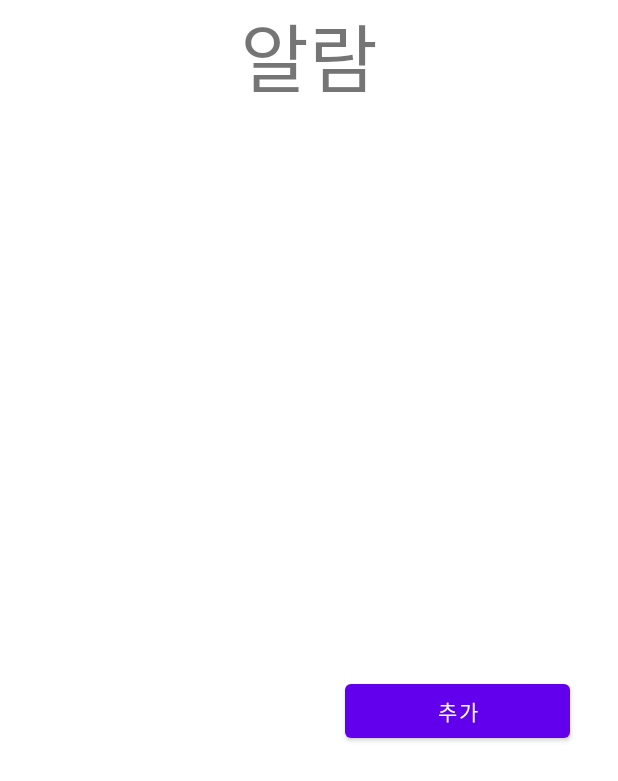
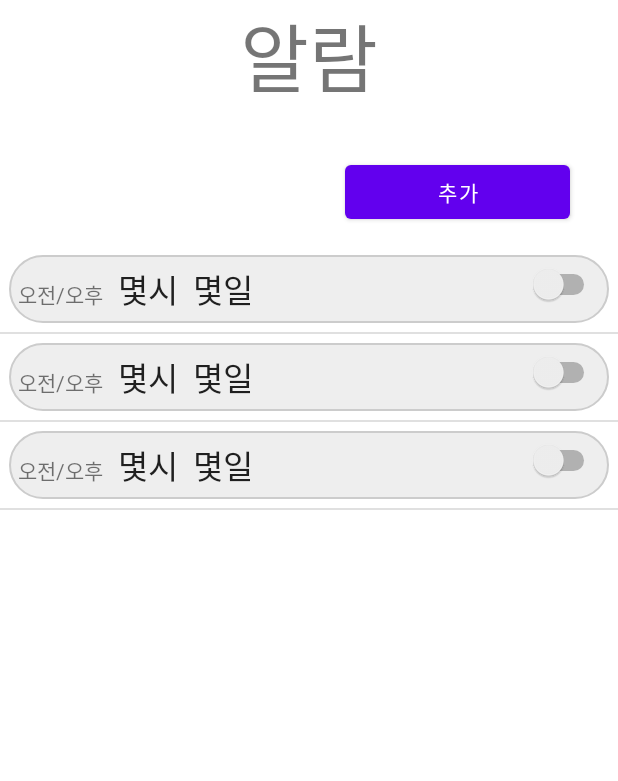
Before and after one commit to euni999/Diary, an Android app: the layout alarm_main.xml on its own in the app's theme, with its tools: preview values and no code run, on a phone screen of 412 x 824 dp. Shown: the top 781 px of the screen. Run offline under Robolectric (Android 15) with nearby library versions, the phone set to English and light mode, and no system bars.

Commit message:
알람 목록 일부분 구현(저장 미구현)

```diff
--- /dev/null
+++ b/app/src/main/res/drawable/round_theme_background.xml
@@ -0,0 +1,9 @@
+<?xml version="1.0" encoding="utf-8"?>
+<shape xmlns:android="http://schemas.android.com/apk/res/android"
+    android:shape="rectangle">
+    <solid android:color="@color/background"/>
+    <!-- 테두리 설정 -->
+    <stroke android:color="@color/stroke" android:width="1dp"/>
+    <!-- corners 태그가 둥글게 보이게 해줌 -->
+    <corners android:radius="70dp"/>
+</shape>
--- a/app/src/main/res/layout/alarm_main.xml
+++ b/app/src/main/res/layout/alarm_main.xml
@@ -1,18 +1,21 @@
 <?xml version="1.0" encoding="utf-8"?>
-<RelativeLayout
+<LinearLayout
     xmlns:android="http://schemas.android.com/apk/res/android"
     xmlns:tools="http://schemas.android.com/tools"
     android:layout_width="match_parent"
     android:layout_height="match_parent"
-    >
+    android:orientation="vertical">
 
     <TextView
         android:layout_width="match_parent"
         android:layout_height="wrap_content"
         android:text="알람"
         android:textSize="50dp"
-        android:gravity="center_horizontal"
-        />
+        android:gravity="center_horizontal" />
+
+    <RelativeLayout
+        android:layout_width="match_parent"
+        android:layout_height="match_parent">
 
         <Button
             android:id="@+id/add_alarm"
@@ -20,7 +23,16 @@
             android:layout_height="wrap_content"
             android:layout_weight="1"
             android:text="@string/add_btn"
-        android:layout_marginTop="450dp"
-        android:layout_marginLeft="230dp"
-        />
+            android:layout_marginTop="30dp"
+            android:layout_marginLeft="230dp" />
+
+        <ListView
+            android:id="@+id/list_view"
+            android:layout_width="match_parent"
+            android:layout_height="match_parent"
+            android:layout_marginTop="90dp"
+            tools:listitem="@layout/round_theme">
+        </ListView>
+
     </RelativeLayout>
+</LinearLayout>
--- /dev/null
+++ b/app/src/main/res/layout/round_theme.xml
@@ -0,0 +1,50 @@
+<?xml version="1.0" encoding="utf-8"?>
+<LinearLayout
+    xmlns:android="http://schemas.android.com/apk/res/android" android:layout_width="match_parent"
+    android:layout_height="match_parent">
+
+    <LinearLayout
+        android:layout_width="match_parent"
+        android:layout_height="wrap_content"
+        android:layout_margin="6dp"
+        android:padding="6dp"
+        android:background="@drawable/round_theme_background">
+
+        <TextView
+            android:id="@+id/text_am_pm"
+            android:layout_width="wrap_content"
+            android:layout_height="wrap_content"
+            android:text="오전/오후"
+            android:textAppearance="@style/TextAppearance.AppCompat.Small"/>
+
+        <TextView
+            android:id="@+id/text_hour"
+            android:layout_width="wrap_content"
+            android:layout_height="wrap_content"
+            android:text="몇시"
+            android:paddingLeft="10dp"
+            android:textAppearance="@style/TextAppearance.AppCompat.Large"/>
+
+        <TextView
+            android:id="@+id/text_minute"
+            android:layout_width="wrap_content"
+            android:layout_height="wrap_content"
+            android:text="몇일"
+            android:paddingLeft="10dp"
+            android:textAppearance="@style/TextAppearance.AppCompat.Large"/>
+
+        <RelativeLayout
+            android:layout_width="wrap_content"
+            android:layout_height="match_parent">
+
+            <Switch
+                android:id="@+id/switch_btn"
+                android:layout_width="wrap_content"
+                android:layout_height="wrap_content"
+                android:layout_alignParentRight="true"
+                android:focusable="false"
+                android:focusableInTouchMode="false"/>
+        </RelativeLayout>
+
+    </LinearLayout>
+</LinearLayout>
--- a/app/src/main/res/values/colors.xml
+++ b/app/src/main/res/values/colors.xml
@@ -7,4 +7,7 @@
     <color name="teal_700">#FF018786</color>
     <color name="black">#FF000000</color>
     <color name="white">#FFFFFFFF</color>
+
+    <color name="background">#EEEEEE</color>
+    <color name="stroke">#CCCCCC</color>
 </resources>
```
Also changed, not shown: app/src/main/java/com/example/mhschedule/Alarm.java (+63 -3 lines), app/src/main/java/com/example/mhschedule/Alarm_Adapter.java (added, +101 -0 lines), app/src/main/java/com/example/mhschedule/Alarm_Add.java (+8 -1 lines), app/src/main/java/com/example/mhschedule/Time.java (added, +31 -0 lines). Lines whose indentation alone changed are shown as unchanged.
